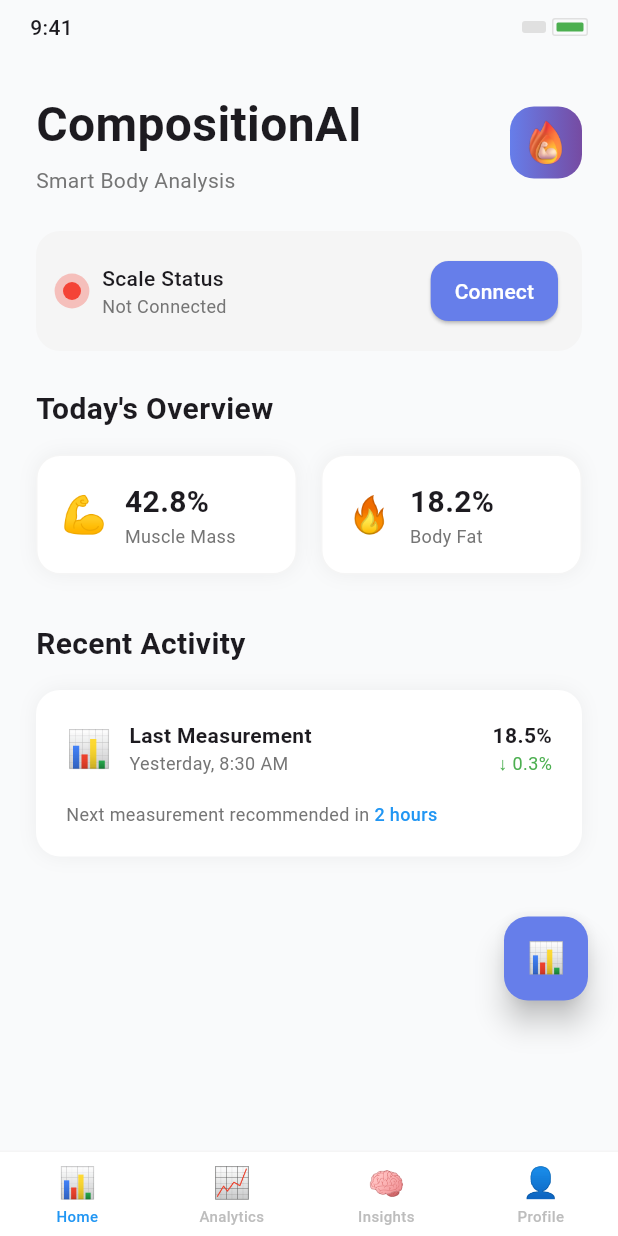
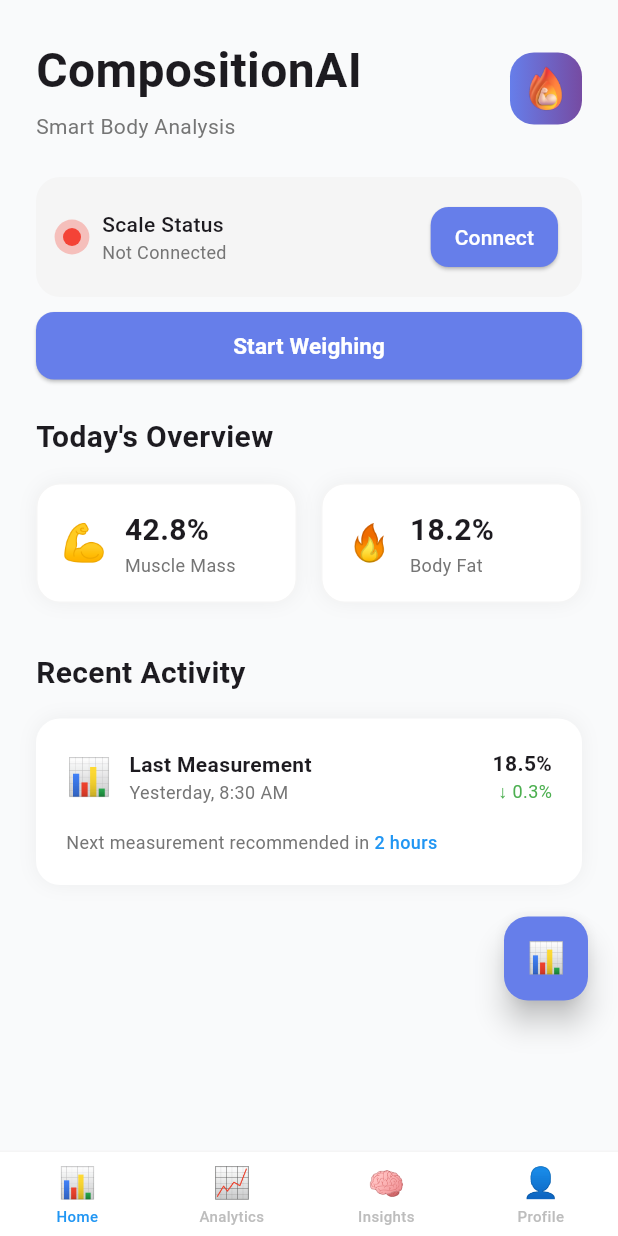
Before and after one commit to NME5/CompositionAI, a Flutter app: the screen it shows after launch, on a phone screen of 412 x 824 dp. Run offline on Flutter 3.47's test engine with Material 3 defaults, Android fonts, the phone set to English and light mode, and no system bars; Roboto replaces fonts that are missing (SF Pro Display).

Commit message:
Start Weighing button ui

```diff
--- a/lib/views/home_page.dart
+++ b/lib/views/home_page.dart
@@ -37,28 +37,6 @@ class _HomePageState extends State<HomePage> with TickerProviderStateMixin {
         return SafeArea(
           child: Column(
             children: [
-              // Status Bar Simulation
-              Container(
-                padding: EdgeInsets.symmetric(horizontal: 20, vertical: 8),
-                child: Row(
-                  mainAxisAlignment: MainAxisAlignment.spaceBetween,
-                  children: [
-                    Text('9:41', style: TextStyle(fontWeight: FontWeight.w500)),
-                    Row(
-                      children: [
-                        Container(width: 16, height: 8, decoration: BoxDecoration(color: Colors.grey[300], borderRadius: BorderRadius.circular(2))),
-                        SizedBox(width: 4),
-                        Container(
-                          width: 24, height: 12,
-                          decoration: BoxDecoration(border: Border.all(color: Colors.grey[300]!), borderRadius: BorderRadius.circular(2)),
-                          child: Container(margin: EdgeInsets.all(2), decoration: BoxDecoration(color: Colors.green, borderRadius: BorderRadius.circular(1))),
-                        ),
-                      ],
-                    ),
-                  ],
-                ),
-              ),
-
               // Header
               Padding(
                 padding: EdgeInsets.all(24),
@@ -154,6 +132,24 @@ class _HomePageState extends State<HomePage> with TickerProviderStateMixin {
                         ],
                       ),
                     ),
+
+                    // Start Weighing Button
+                    Container(
+                      padding: EdgeInsets.only(top: 10),
+                      height: 55, //aman ga
+                      width: double.infinity,
+                      child: ElevatedButton(
+                        onPressed: () {},
+                        style: ElevatedButton.styleFrom(
+                          backgroundColor: Color(0xFF667EEA),
+                          foregroundColor: Colors.white,
+                          padding: EdgeInsets.symmetric(horizontal: 16, vertical: 8),
+                          shape: RoundedRectangleBorder(borderRadius: BorderRadius.circular(12)),
+                        ),
+                        child: Text('Start Weighing', style: TextStyle(fontSize: 15, fontWeight: FontWeight.bold)),
+                      ),
+                    ),
+
                   ],
                 ),
               ),
```
